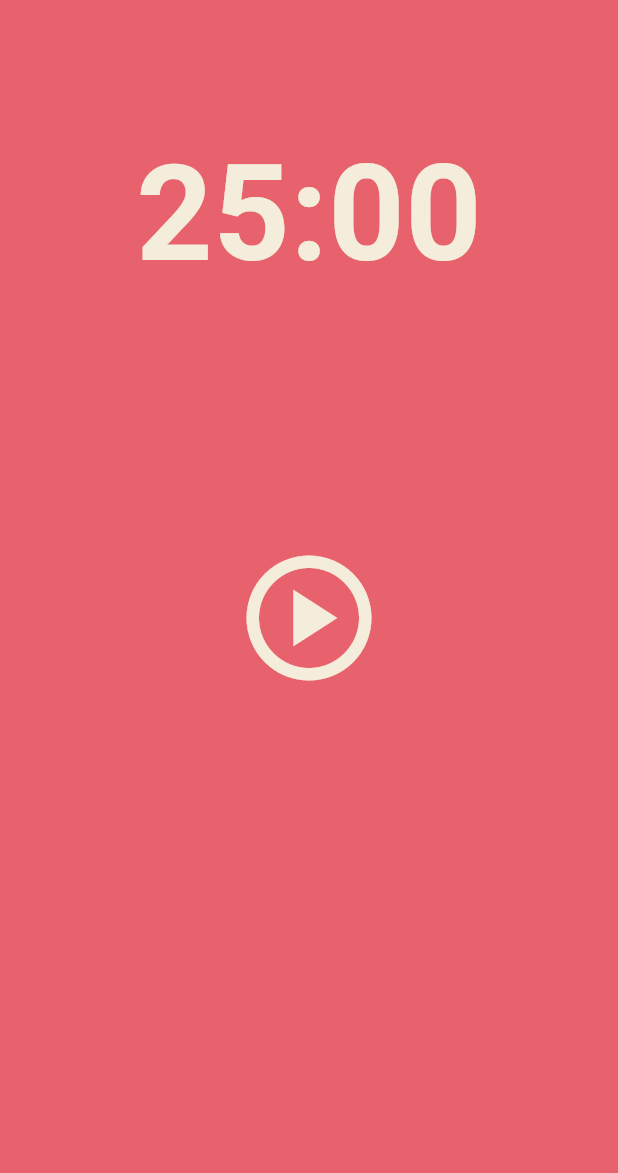
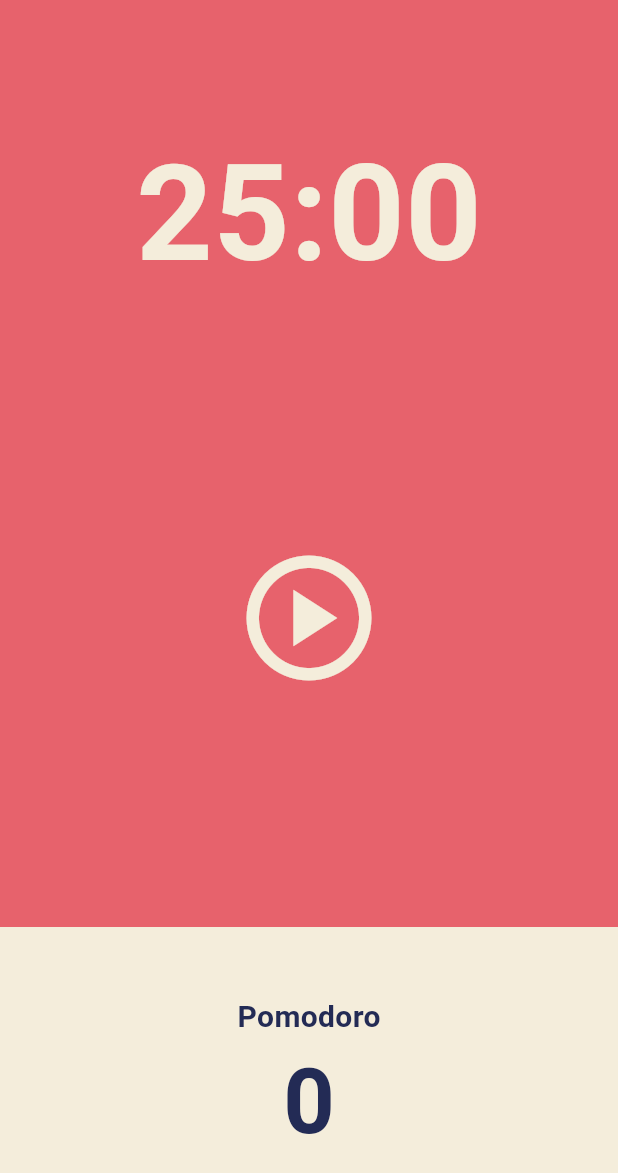
Before and after one commit to kaggle68/flutter_pomodoro, a Flutter app: the screen it shows after launch, on a phone screen of 412 x 824 dp. Shown: the top 1173 px of the screen. Run offline on Flutter 3.47's test engine with Material 3 defaults, Android fonts, the phone set to English and light mode, and no system bars.

Commit message:
feat: 3번 Flexible 완성

```diff
--- a/lib/screen/home_screen.dart
+++ b/lib/screen/home_screen.dart
@@ -1,4 +1,5 @@
 import 'package:flutter/material.dart';
+import 'package:flutter/widgets.dart';
 
 class HomeScreen extends StatefulWidget {
   const HomeScreen({super.key});
@@ -43,7 +44,40 @@ class _HomeScreenState extends State<HomeScreen> {
           ),
           Flexible(
             flex: 1,
-            child: Container(),
+            child: Row(
+              children: [
+                Expanded(
+                  child: Container(
+                    decoration: BoxDecoration(
+                      color: Theme.of(context).cardColor,
+                    ),
+                    child: Column(
+                      mainAxisAlignment: MainAxisAlignment.center,
+                      children: [
+                        Text(
+                          'Pomodoro',
+                          style: TextStyle(
+                            fontSize: 20,
+                            fontWeight: FontWeight.w600,
+                            color:
+                                Theme.of(context).textTheme.displayLarge!.color,
+                          ),
+                        ),
+                        Text(
+                          '0',
+                          style: TextStyle(
+                            fontSize: 60,
+                            fontWeight: FontWeight.w600,
+                            color:
+                                Theme.of(context).textTheme.displayLarge!.color,
+                          ),
+                        ),
+                      ],
+                    ),
+                  ),
+                ),
+              ],
+            ),
           ),
         ],
       ),
```
